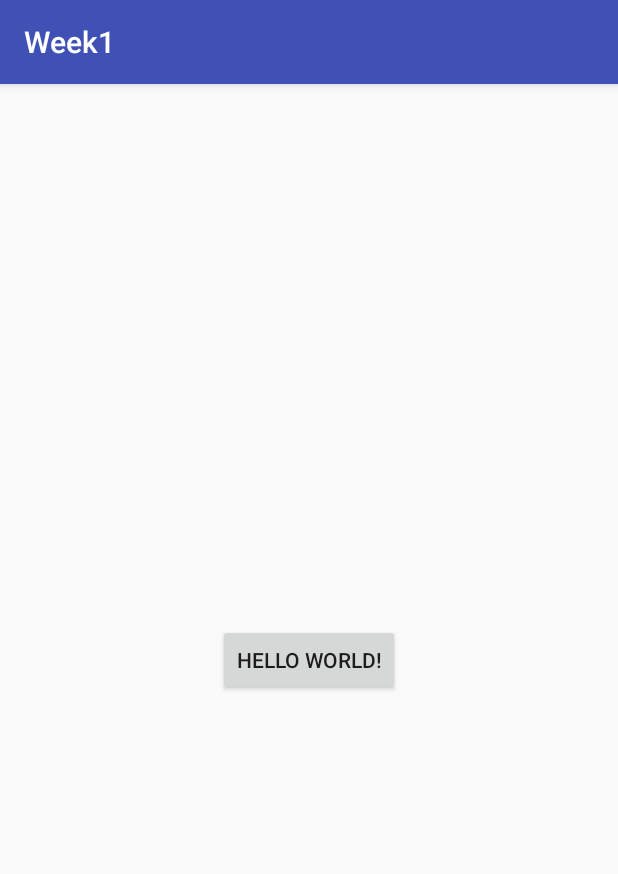
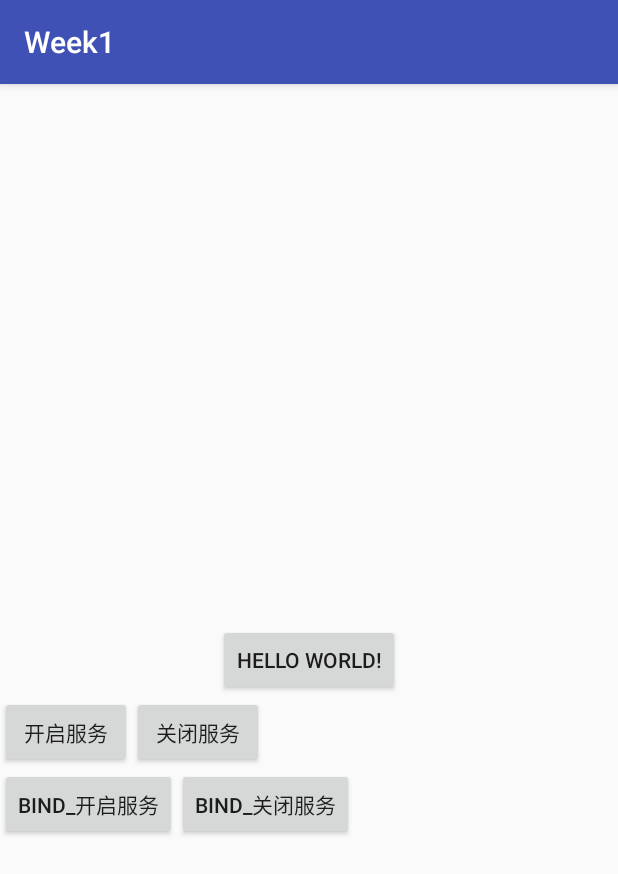
Before and after one commit to TianJieshuai/Week1, an Android app: the screen it shows after launch (MainActivity), after a tap on "HELLO WORLD!", on a phone screen of 412 x 824 dp. Shown: the top 874 px of the screen. Run offline under Robolectric (Android 15) with nearby library versions, the phone set to English and light mode, and no system bars.

Commit message:
提交代码

```diff
--- a/app/src/main/java/com/jiyun/shuaijie/week1/MainActivity.java
+++ b/app/src/main/java/com/jiyun/shuaijie/week1/MainActivity.java
@@ -1,9 +1,13 @@
 package com.jiyun.shuaijie.week1;
 
+import android.app.Service;
+import android.content.ComponentName;
+import android.content.Intent;
 import android.content.ServiceConnection;
 import android.content.res.Configuration;
 import android.os.Build;
 import android.os.Bundle;
+import android.os.IBinder;
 import android.os.PersistableBundle;
 import android.support.annotation.RequiresApi;
 import android.support.v7.app.AppCompatActivity;
@@ -101,14 +105,14 @@ public class MainActivity extends AppCompatActivity implements View.OnClickListe
         mbtn = (Button) findViewById(R.id.mbtn);
 
         mbtn.setOnClickListener(this);
-       /* strat_service = (Button) findViewById(R.id.strat_service);
+        strat_service = (Button) findViewById(R.id.strat_service);
         strat_service.setOnClickListener(this);
         destroy_service = (Button) findViewById(R.id.destroy_service);
         destroy_service.setOnClickListener(this);
         bind_strat_service = (Button) findViewById(R.id.bind_strat_service);
         bind_strat_service.setOnClickListener(this);
         bind_destroy_service = (Button) findViewById(R.id.bind_destroy_service);
-        bind_destroy_service.setOnClickListener(this);*/
+        bind_destroy_service.setOnClickListener(this);
 //        onClick(strat_service);
     }
 
@@ -120,7 +124,7 @@ public class MainActivity extends AppCompatActivity implements View.OnClickListe
                 if (BuildConfig.DEBUG)
                     Log.d("MainActivity", "---------------------------------------------------");
                 break;
-            /*case R.id.strat_service:
+            case R.id.strat_service:
                 startService(new Intent(getApplicationContext(), SubService.class));
                 break;
             case R.id.destroy_service:
@@ -149,7 +153,7 @@ public class MainActivity extends AppCompatActivity implements View.OnClickListe
                     conn = null;
                     service1 = null;
                 }
-                break;*/
+                break;
         }
     }
 
--- a/app/src/main/res/layout/activity_main.xml
+++ b/app/src/main/res/layout/activity_main.xml
@@ -12,7 +12,6 @@
         android:layout_height="wrap_content"
         android:layout_centerInParent="true"
         android:text="Hello World!" />
-<!--
     <LinearLayout
         android:id="@+id/linearLayout"
         android:layout_width="match_parent"
@@ -50,5 +49,5 @@
             android:layout_width="wrap_content"
             android:layout_height="wrap_content"
             android:text="bind_关闭服务" />
-    </LinearLayout>-->
+    </LinearLayout>
 </RelativeLayout>
```
